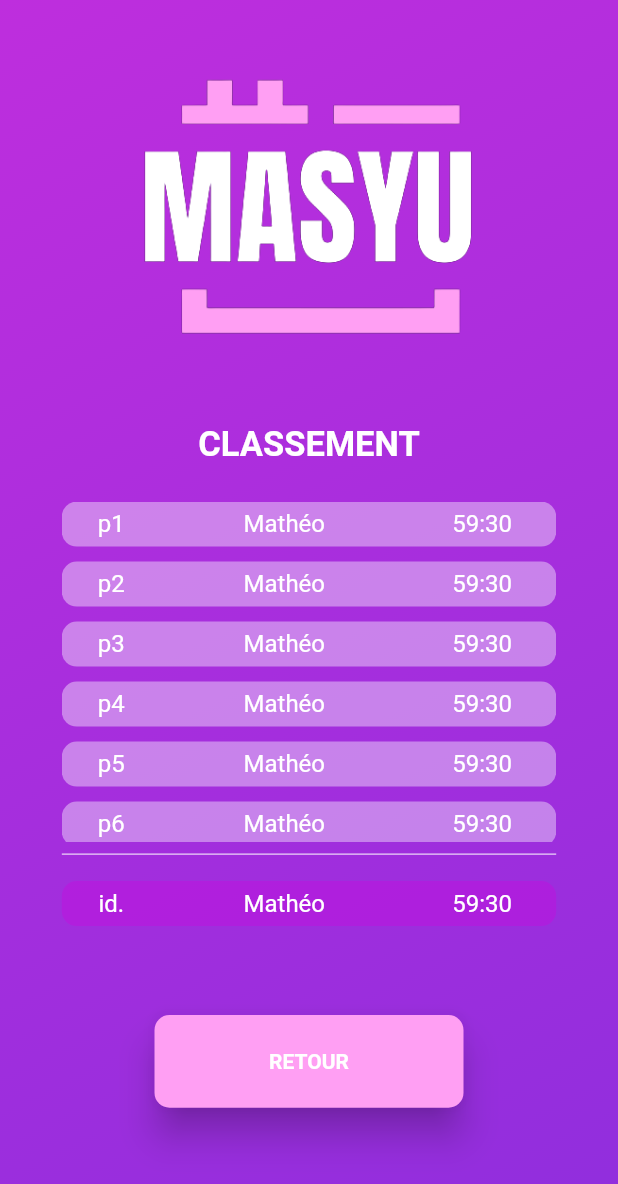
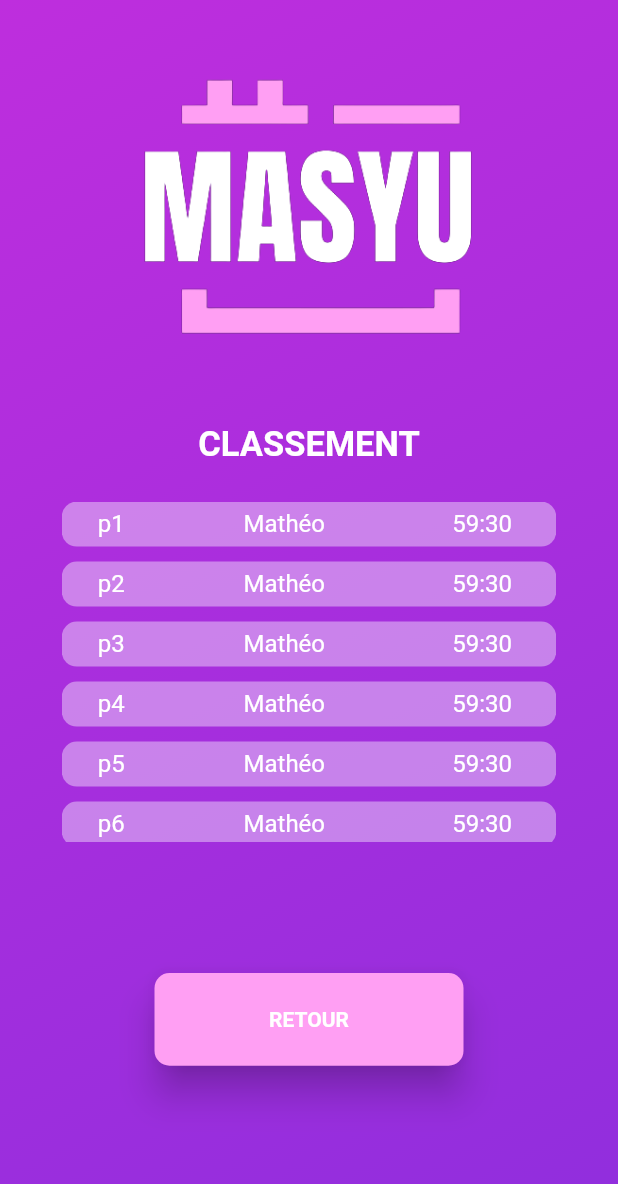
Before and after one commit to rob1juan/masyu_game, a Flutter app: the classement_page screen opened directly with empty values, on a phone screen of 412 x 824 dp. Shown: the top 1184 px of the screen. Run offline on Flutter 3.47's test engine with Material 2 defaults, Android fonts, the phone set to English and light mode, and no system bars; our stand-ins replace carousel_slider, fluttertoast, sqflite; missing offline and left inert: clipboard; accounts and stored records are empty.

Commit message:
Update Branch

```diff
--- a/lib/pages/classement_page.dart
+++ b/lib/pages/classement_page.dart
@@ -8,7 +8,7 @@ class classement_page extends StatelessWidget {
   int? id;
   classement_page(int lvl, {int? id}) {
     this.level = lvl;
-    this.id = id;
+    this.id = id ?? -1;
   }
 
   List<String> players = [
@@ -109,19 +109,21 @@ class classement_page extends StatelessWidget {
   }
 
   Widget footer(BuildContext context) {
-    if (id == Null) {
+    if (id == -1) {
       return Column(
         children: [
+          const Spacer(
+            flex: 1,
+          ),
           ElevatedButton(
             onPressed: () {
-              Navigator.push(
-                context,
-                MaterialPageRoute(
-                    builder: (context) => DifficultySelectionPage()),
-              );
+              Navigator.pop(context);
             },
+            style: SecondaryButton(context),
             child: const Text('RETOUR'),
-            style: SecondaryButton(context),
+          ),
+          const Spacer(
+            flex: 1,
           ),
         ],
       );
```
